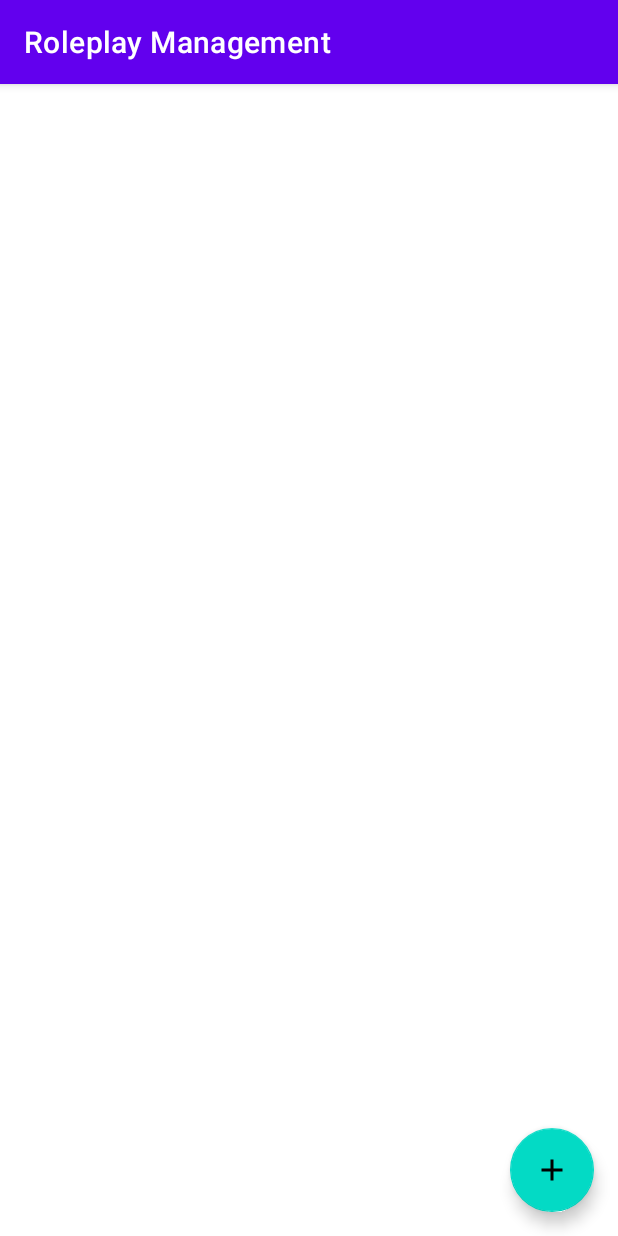
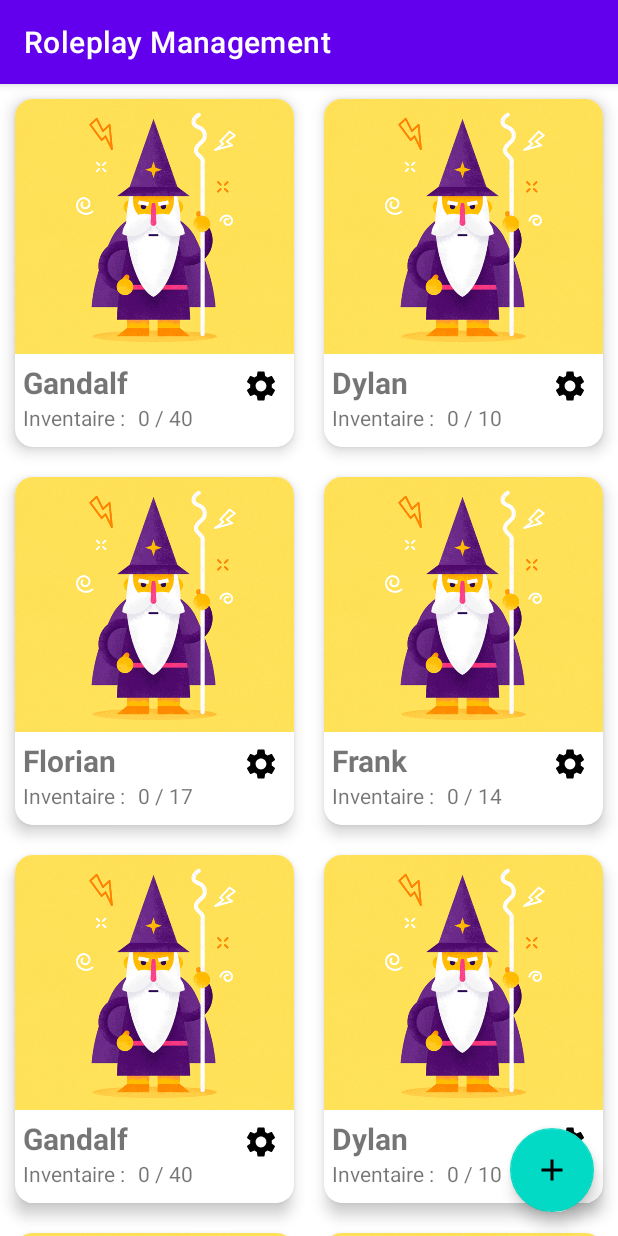
Before and after one commit to frankbrg/roleplay-management, an Android app: the screen it shows after launch (MainActivity), on a phone screen of 412 x 824 dp. Run offline under Robolectric (Android 15) with nearby library versions, the phone set to English and light mode, and no system bars.

Commit message:
fix merge

```diff
--- a/app/src/main/java/com/example/roleplaymanagement/MainActivity.java
+++ b/app/src/main/java/com/example/roleplaymanagement/MainActivity.java
@@ -26,28 +26,21 @@ public class MainActivity extends AppCompatActivity implements CardCharacterView
     private Button button;
 
 
-    CardItemViewAdapter adapter;
+    CardCharacterViewAdapter adapter;
 
     @Override
     protected void onCreate(Bundle savedInstanceState) {
         super.onCreate(savedInstanceState);
         setContentView(R.layout.activity_main);
 
+        FloatingActionButton button = findViewById(R.id.floatingActionButton);
 
-
-        FloatingActionButton button = findViewById(R.id.floatingActionButton);
-        System.out.println(button);
         button.setOnClickListener(new View.OnClickListener() {
             public void onClick(View v) {
                 Intent intent = new Intent(MainActivity.this, ActivityAddCharacter.class);
                 startActivity(intent);
                         }
         });
-
-        Character character = new Character("fisty", 152);
-
-        System.out.println(character);
-
 
         // data to populate the RecyclerView with
         ArrayList<Character> characters = new ArrayList<>();
@@ -66,6 +59,7 @@ public class MainActivity extends AppCompatActivity implements CardCharacterView
         characters.add(new Character("Gandalf", 40));
         characters.add(new Character("Dylan", 10));
         characters.add(new Character("Florian", 17));
+        characters.add(new Character("Frank", 14));
         characters.add(new Character("Frank", 14));
 
 
@@ -92,7 +86,7 @@ public class MainActivity extends AppCompatActivity implements CardCharacterView
         );
 
         // set up the RecyclerView
-        RecyclerView recyclerView = findViewById(R.id.rvItems);
+        RecyclerView recyclerView = findViewById(R.id.rvCharacters);
         recyclerView.setLayoutManager(new GridLayoutManager(this, 2));
 
         //adapter = new CardItemViewAdapter(items);
```
